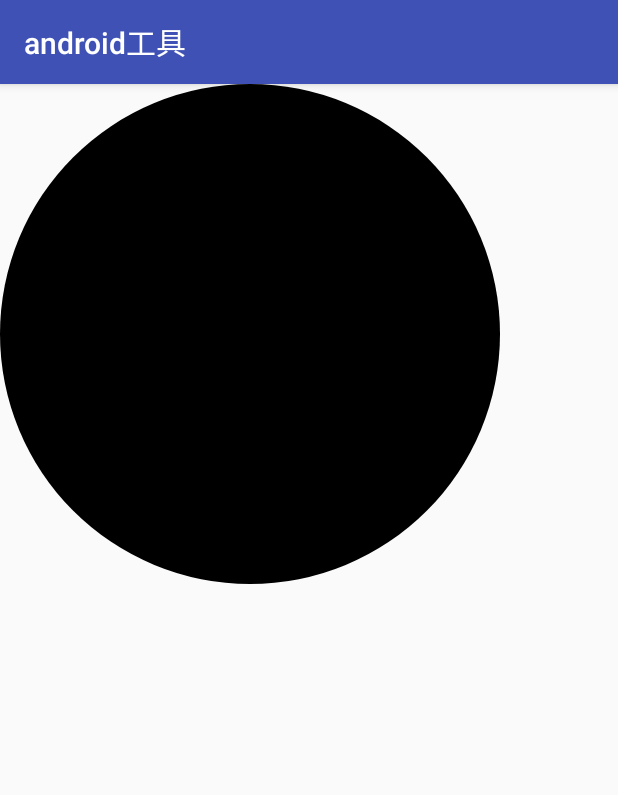
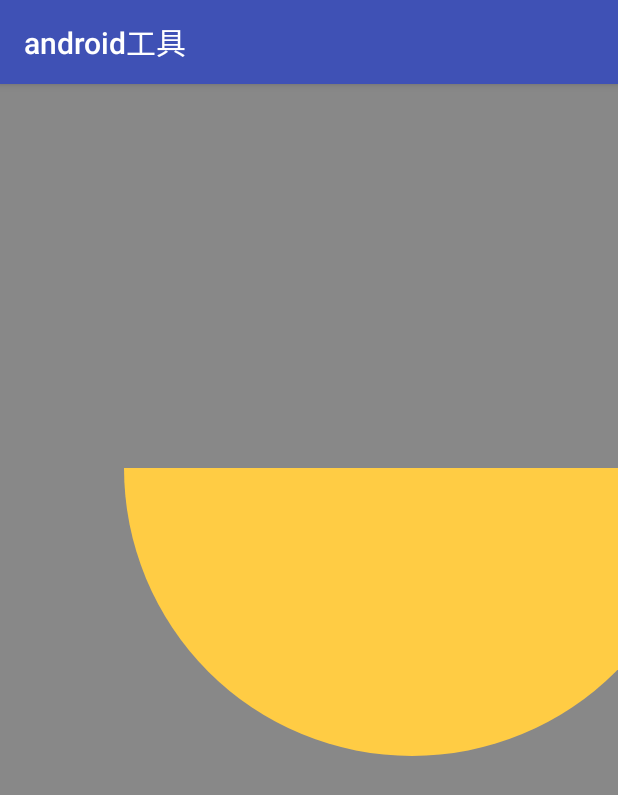
Before and after one commit to itMicmouse/AndroidTool, an Android app: the ViewActivity screen opened directly, with no data from a screen before it, on a phone screen of 412 x 824 dp. Shown: the top 795 px of the screen. Run offline under Robolectric (Android 15) with nearby library versions, the phone set to English and light mode, and no system bars.

Commit message:
图片的东西

```diff
--- /dev/null
+++ b/app/src/main/java/com/yangyakun/androidtool/view/XfermodeView.java
@@ -0,0 +1,98 @@
+package com.yangyakun.androidtool.view;
+
+import android.content.Context;
+import android.graphics.Bitmap;
+import android.graphics.Canvas;
+import android.graphics.Color;
+import android.graphics.Paint;
+import android.graphics.PorterDuff;
+import android.graphics.PorterDuffXfermode;
+import android.graphics.Rect;
+import android.support.annotation.Nullable;
+import android.util.AttributeSet;
+import android.view.View;
+
+import com.yangyakun.androidtool.db.domain.Patient;
+
+import java.security.MessageDigest;
+
+public class XfermodeView extends View {
+
+    private Paint mPaint;
+    private int mWidth,mHeight;
+
+    public XfermodeView(Context context) {
+        super(context);
+        init();
+    }
+
+    public XfermodeView(Context context, @Nullable AttributeSet attrs) {
+        super(context, attrs);
+        init();
+    }
+
+    public XfermodeView(Context context, @Nullable AttributeSet attrs, int defStyleAttr) {
+        super(context, attrs, defStyleAttr);
+        init();
+    }
+
+    private void init() {
+        mPaint = new Paint();
+        mPaint.setColor(Color.RED);
+        mPaint.setStyle(Paint.Style.FILL_AND_STROKE);
+    }
+
+    @Override
+    protected void onMeasure(int widthMeasureSpec, int heightMeasureSpec) {
+        super.onMeasure(widthMeasureSpec, heightMeasureSpec);
+        mWidth = MeasureSpec.getSize(widthMeasureSpec);
+        mHeight = MeasureSpec.getSize(heightMeasureSpec);
+    }
+
+    @Override
+    protected void onDraw(Canvas canvas) {
+        super.onDraw(canvas);
+
+        //1、ComposeShaer
+        //2、画笔Patient.setXfermode()
+        //3、PorterDuffcolorFilter
+
+        // 禁止硬件加速 图像混合某些事不支持硬件加速的
+        setLayerType(View.LAYER_TYPE_SOFTWARE,null);
+
+        setBackgroundColor(Color.GRAY);
+
+        //离屏绘制
+        int layerId = canvas.saveLayer(0, 0, getWidth(), getHeight(), mPaint, Canvas.ALL_SAVE_FLAG);
+        //绘制目标图
+        canvas.drawBitmap(createRectBitmap(mWidth,mHeight),0,0,mPaint);
+
+        //设置混合模式
+        mPaint.setXfermode(new PorterDuffXfermode(PorterDuff.Mode.DST_IN));
+
+        //源图， 重叠区域右下角的部分
+        canvas.drawBitmap(createCircleBitmap(mWidth,mHeight),0,0,mPaint);
+        mPaint.setXfermode(null);
+
+        canvas.restoreToCount(layerId);
+
+    }
+
+    private Bitmap createCircleBitmap(int mWidth, int mHeight) {
+        Bitmap bitmap = Bitmap.createBitmap(mWidth, mHeight, Bitmap.Config.ARGB_8888);
+        Canvas canvas = new Canvas(bitmap);
+        Paint paint = new Paint(Paint.ANTI_ALIAS_FLAG);
+        paint.setColor(0xFF66AAFF);
+        canvas.drawRect(new Rect(mWidth/20,mHeight/3,2*mWidth,19*mHeight/20),paint);
+        return bitmap;
+    }
+
+    private Bitmap createRectBitmap(int mWidth, int mHeight) {
+        Bitmap bitmap = Bitmap.createBitmap(mWidth, mHeight, Bitmap.Config.ARGB_8888);
+        Canvas canvas = new Canvas(bitmap);
+        Paint paint = new Paint(Paint.ANTI_ALIAS_FLAG);
+        paint.setColor(0xFFFFCC44);
+        canvas.drawCircle(mWidth*2/3,mHeight/3,mHeight/4,paint);
+        return bitmap;
+    }
+}
--- a/app/src/main/res/layout/activity_view.xml
+++ b/app/src/main/res/layout/activity_view.xml
@@ -1,13 +1,20 @@
 <?xml version="1.0" encoding="utf-8"?>
-<android.support.constraint.ConstraintLayout xmlns:android="http://schemas.android.com/apk/res/android"
+<LinearLayout xmlns:android="http://schemas.android.com/apk/res/android"
     xmlns:app="http://schemas.android.com/apk/res-auto"
     xmlns:tools="http://schemas.android.com/tools"
     android:layout_width="match_parent"
     android:layout_height="match_parent"
+    android:orientation="vertical"
     tools:context=".activity.ViewActivity">
 
     <com.yangyakun.androidtool.view.TextView
-        android:layout_width="match_parent"
-        android:layout_height="match_parent" />
+        android:visibility="gone"
+        android:layout_width="wrap_content"
+        android:layout_height="wrap_content" />
 
-</android.support.constraint.ConstraintLayout>
+
+    <com.yangyakun.androidtool.view.XfermodeView
+        android:layout_width="wrap_content"
+        android:layout_height="wrap_content" />
+
+</LinearLayout>
```
